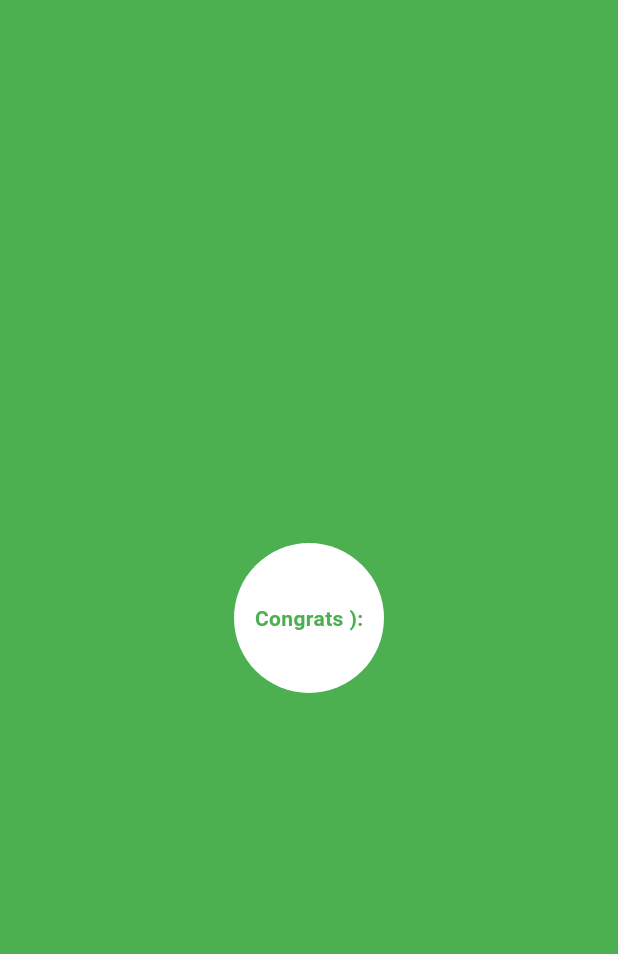
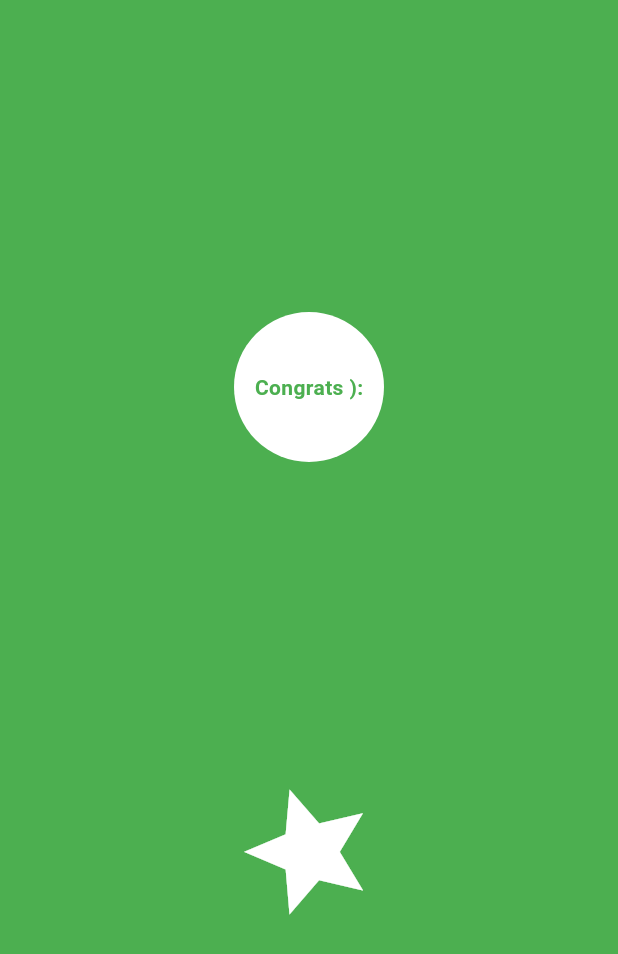
Before and after one commit to omofurhobo1/animation_practice, a Flutter app: the screen it shows after launch, on a phone screen of 412 x 824 dp. Shown: the top 954 px of the screen. Run offline on Flutter 3.47's test engine with Material 2 defaults, Android fonts, the phone set to English and light mode, and no system bars.

Commit message:
final commit

```diff
--- a/lib/screens/home_screen.dart
+++ b/lib/screens/home_screen.dart
@@ -1,3 +1,5 @@
+import 'dart:math';
+
 import 'package:flutter/material.dart';
 
 class HomePage extends StatefulWidget {
@@ -8,10 +10,23 @@ class HomePage extends StatefulWidget {
   }
 }
 
-class _HomePageState extends State<HomePage> {
+class _HomePageState extends State<HomePage>
+    with SingleTickerProviderStateMixin {
+  AnimationController? _animationController;
   final Tween<double> _backgroundScale = Tween(begin: 0.0, end: 1);
   double _deviceRadius = 100;
   _HomePageState();
+  @override
+  void initState() {
+    // TODO: implement initState
+    super.initState();
+    _animationController = AnimationController(
+      vsync: this,
+      duration: Duration(seconds: 4),
+    );
+    _animationController!.repeat();
+  }
+
   @override
   Widget build(BuildContext context) {
     // TODO: implement build
@@ -20,7 +35,15 @@ class _HomePageState extends State<HomePage> {
         clipBehavior: Clip.none,
         children: [
           _pageBackground(),
-          _animatedContainer(),
+          Column(
+            mainAxisAlignment: MainAxisAlignment.spaceEvenly,
+            crossAxisAlignment: CrossAxisAlignment.center,
+            mainAxisSize: MainAxisSize.max,
+            children: [
+              _animatedContainer(),
+              _starIcon(),
+            ],
+          ),
         ],
       ),
     );
@@ -72,4 +95,24 @@ class _HomePageState extends State<HomePage> {
       ),
     );
   }
+
+  Widget _starIcon() {
+    return AnimatedBuilder(
+      animation: _animationController!.view,
+      builder: (
+        _buildContext,
+        _child,
+      ) {
+        return Transform.rotate(
+          angle: _animationController!.value * 2 * pi,
+          child: _child,
+        );
+      },
+      child: Icon(
+        Icons.star,
+        size: 100,
+        color: Colors.white,
+      ),
+    );
+  }
 }
```
